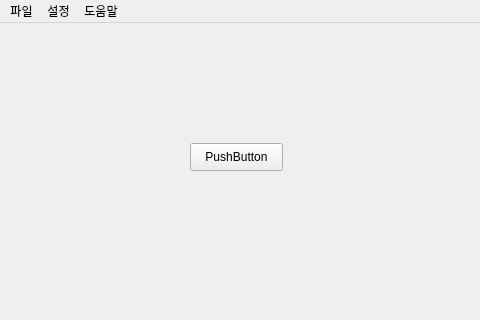
mh1633/LimsAuto, file UI/Main_UI.ui: the form before one commit; both pictures show x 0 to 480 and y 0 to 320 of the 920 by 840 pixel window.
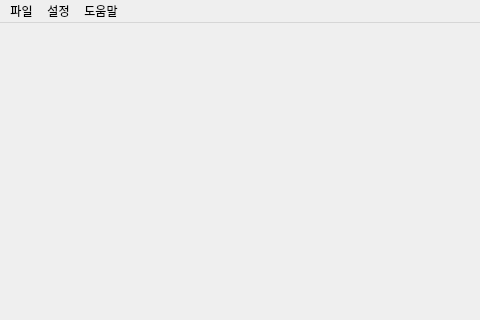
The form after the commit.

What changed in the file:
```diff
--- a/UI/Main_UI.ui
+++ b/UI/Main_UI.ui
@@ -46,19 +46,6 @@
      <string>STOP</string>
     </property>
    </widget>
-   <widget class="QPushButton" name="testbtn">
-    <property name="geometry">
-     <rect>
-      <x>190</x>
-      <y>120</y>
-      <width>93</width>
-      <height>28</height>
-     </rect>
-    </property>
-    <property name="text">
-     <string>PushButton</string>
-    </property>
-   </widget>
   </widget>
   <widget class="QMenuBar" name="menubar">
    <property name="geometry">
```
